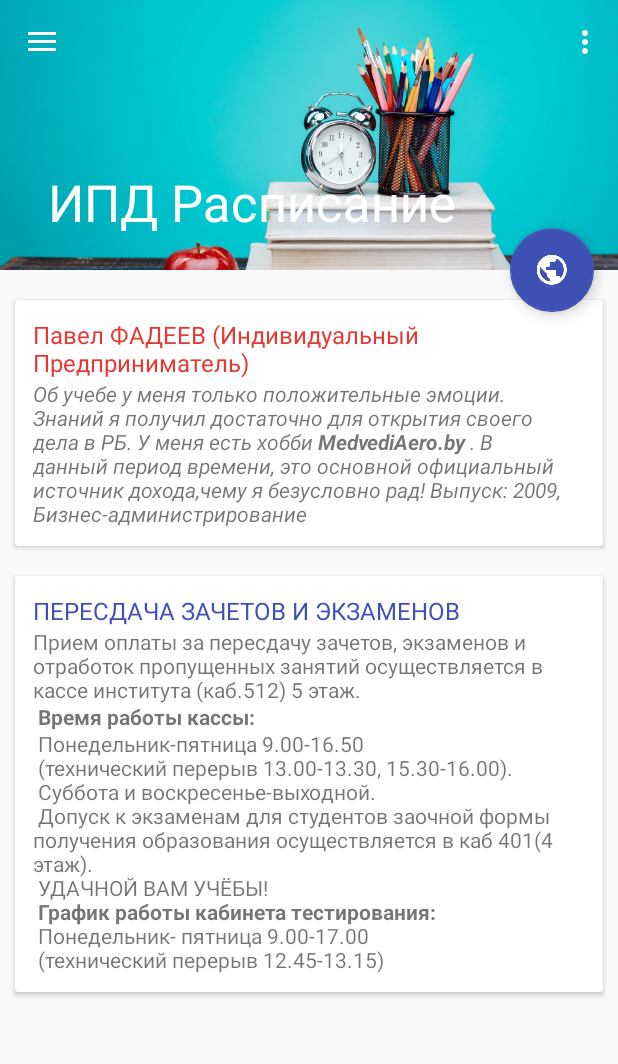
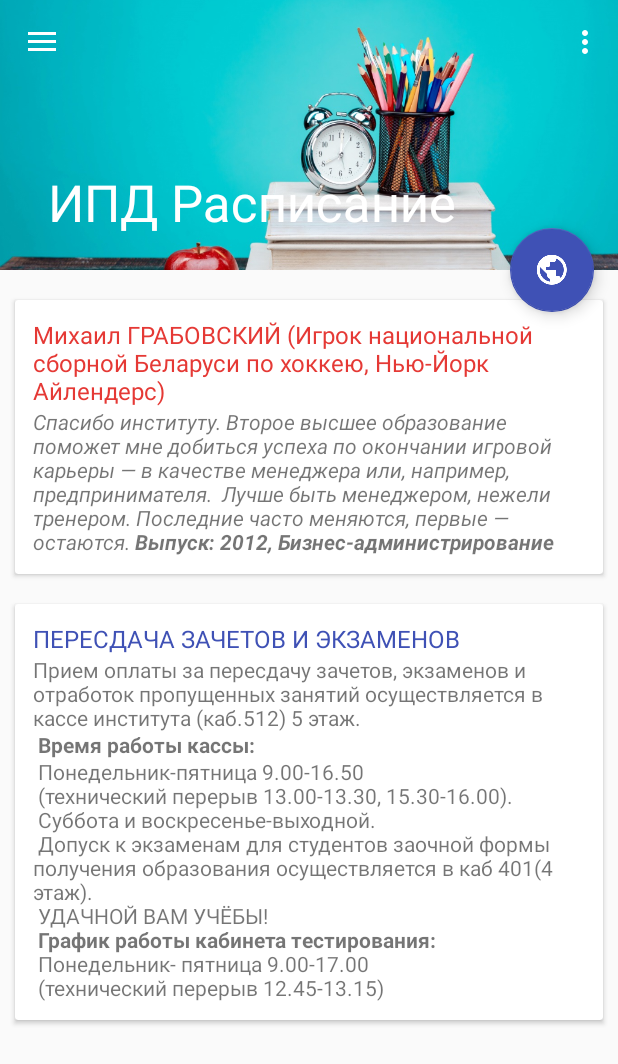
Before and after one commit to kiruha21/IPD3, an Android app: the screen it shows after launch (MainActivity), on a phone screen of 412 x 824 dp. Shown: the top 1064 px of the screen. Run offline under Robolectric (Android 15) with nearby library versions, the phone set to English and light mode, and no system bars.

Commit message:
Смена мотивируещего человека

```diff
--- a/app/src/main/res/values/strings.xml
+++ b/app/src/main/res/values/strings.xml
@@ -12,7 +12,7 @@
 
     <string name="action_settings">Информация</string>
     <string name="inf1"><i>Студенты дневной формы получения образования, занятия начинаются с  08.02.2018 (четверг)</i></string>
-    <string name="inf4"><i>"Об учебе у меня только положительные эмоции. Знаний я получил достаточно для открытия своего дела в РБ. У меня есть хобби <b>MedvediAero.by</b> .  В данный период времени, это основной официальный источник дохода,чему я безусловно рад! Выпуск: 2009, Бизнес-администрирование"</i></string>
+    <string name="inf4"><i>"Спасибо институту. Второе высшее образование поможет мне добиться успеха по окончании игровой карьеры — в качестве менеджера или, например, предпринимателя.  Лучше быть менеджером, нежели тренером. Последние часто меняются, первые — остаются. <b>Выпуск: 2012, Бизнес-администрирование"</b></i></string>
     <string name="inf3">Прием оплаты за пересдачу зачетов, экзаменов и отработок пропущенных занятий осуществляется в кассе института (каб.512) 5 этаж.\n <b>Время работы кассы:</b>\n
     Понедельник-пятница 9.00-16.50\n (технический перерыв 13.00-13.30, 15.30-16.00).\n Суббота и воскресенье-выходной.\n Допуск к экзаменам для студентов заочной формы получения образования осуществляется в каб 401(4 этаж).\n
     УДАЧНОЙ ВАМ УЧЁБЫ!\n <b>График работы кабинета тестирования:</b> \n
@@ -73,7 +73,7 @@
     * Created by kiruha_21 on 04.02.2018.
     */
 
-    <string name="a1">Павел ФАДЕЕВ (Индивидуальный Предприниматель)</string>
+    <string name="a1">Михаил ГРАБОВСКИЙ (Игрок национальной сборной Беларуси по хоккею, Нью-Йорк Айлендерс)</string>
     <string name="a2">Расписание звонков</string>
     <string name="a3"> </string>
     <string name="a4"> </string>
```
